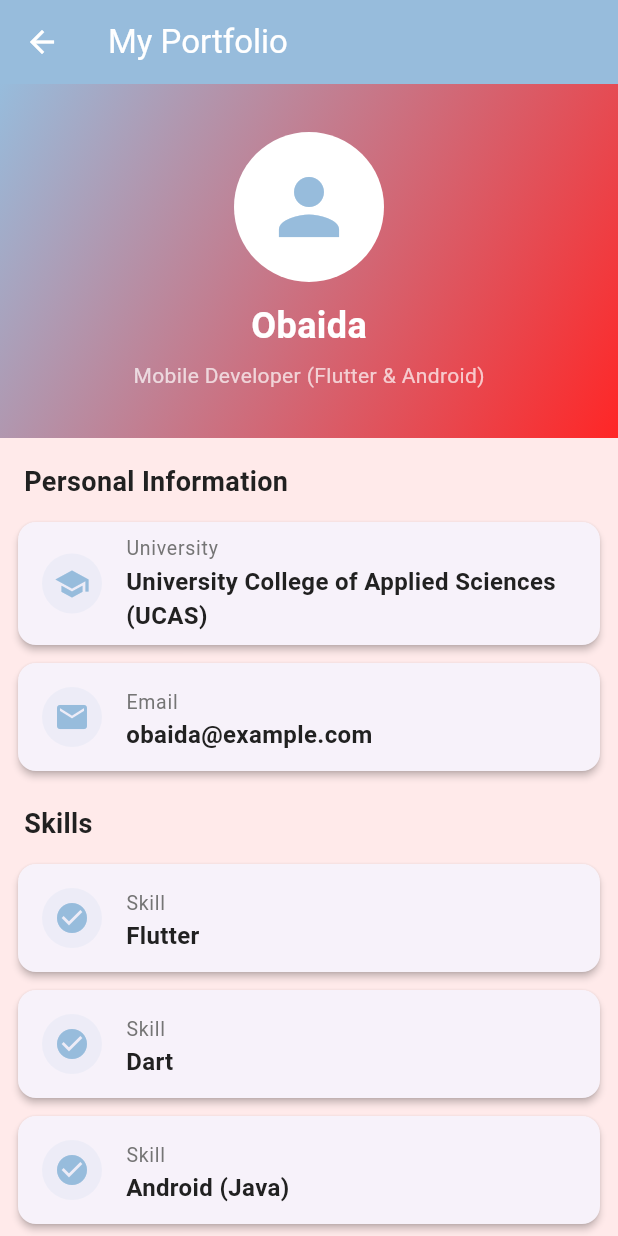
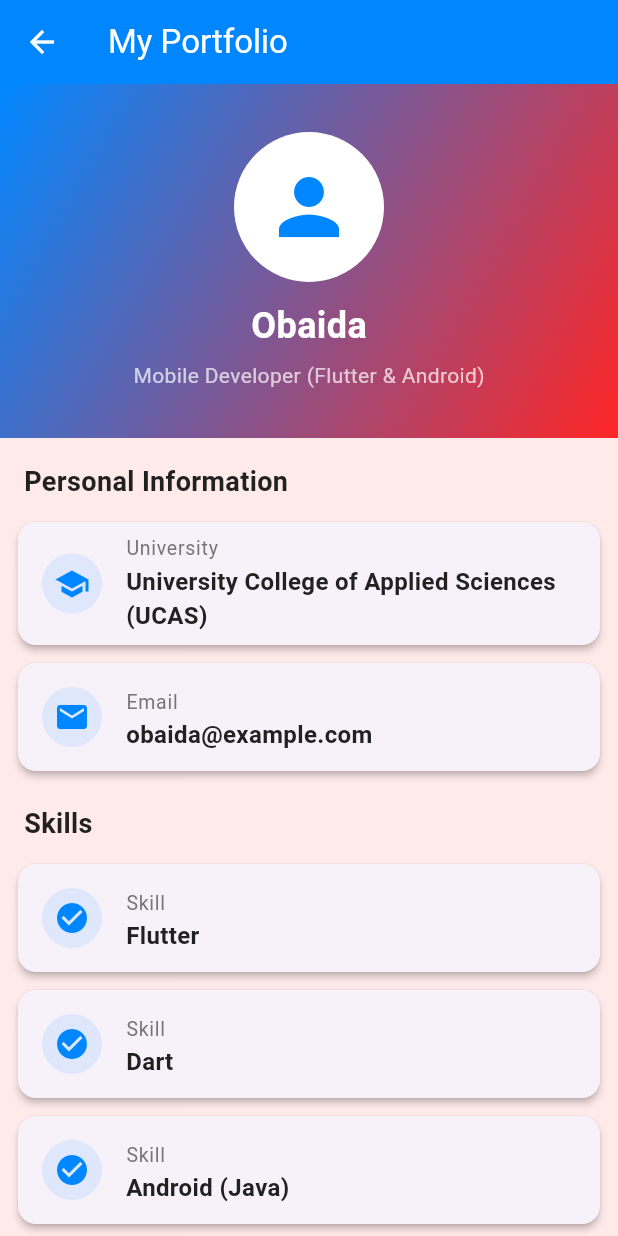
Before and after one commit to obaidaalaff1/github-training-project, a Flutter app: the HomeScreen screen opened directly, on a phone screen of 412 x 824 dp. Run offline on Flutter 3.47's test engine with Material 3 defaults, Android fonts, the phone set to English and light mode, and no system bars.

Commit message:
Updated primary color in design update

```diff
--- a/lib/utils/app_colors.dart
+++ b/lib/utils/app_colors.dart
@@ -1,7 +1,7 @@
 import 'package:flutter/material.dart';
 
 class AppColors {
-  static const Color primary = Color(0xFF97BCDC);
+  static const Color primary = Color(0xFF0087FF);
   static const Color accent = Color(0xFFFF2626);
   static const Color background = Color(0xFFFFEAEA);
   static const Color textDark = Color(0xFF212121);
```
